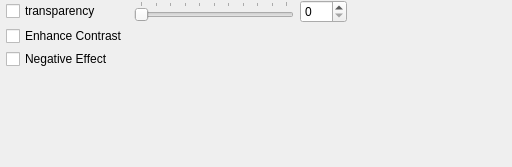
This is src/gui/forms/toolbar_rendertransparencygroup.ui in open-scan-crew/OpenScanTools as Qt 5 draws it before an edit. The edited form follows.
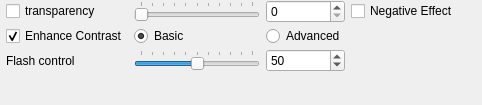
This is the edited form.

```diff
--- a/src/gui/forms/toolbar_rendertransparencygroup.ui
+++ b/src/gui/forms/toolbar_rendertransparencygroup.ui
@@ -6,8 +6,8 @@
    <rect>
     <x>0</x>
     <y>0</y>
-    <width>512</width>
-    <height>167</height>
+    <width>482</width>
+    <height>105</height>
    </rect>
   </property>
   <property name="windowTitle">
@@ -29,23 +29,74 @@
    <property name="verticalSpacing">
     <number>3</number>
    </property>
-   <item row="4" column="0">
-    <spacer name="verticalSpacer">
-     <property name="orientation">
-      <enum>Qt::Vertical</enum>
-     </property>
-     <property name="sizeHint" stdset="0">
+   <item row="1" column="0">
+    <layout class="QHBoxLayout" name="horizontalLayoutEnhance">
+     <item>
+      <widget class="QCheckBox" name="checkBox_enhanceContrast">
+       <property name="text">
+        <string>Enhance Contrast</string>
+       </property>
+       <property name="checked">
+        <bool>true</bool>
+       </property>
+      </widget>
+     </item>
+    </layout>
+   </item>
+   <item row="0" column="1">
+    <widget class="QSlider" name="slider_transparency">
+     <property name="minimumSize">
       <size>
-       <width>0</width>
+       <width>120</width>
        <height>0</height>
       </size>
      </property>
-    </spacer>
+     <property name="maximum">
+      <number>100</number>
+     </property>
+     <property name="orientation">
+      <enum>Qt::Horizontal</enum>
+     </property>
+     <property name="tickPosition">
+      <enum>QSlider::TicksAbove</enum>
+     </property>
+     <property name="tickInterval">
+      <number>10</number>
+     </property>
+    </widget>
    </item>
    <item row="2" column="0">
-    <widget class="QCheckBox" name="checkBox_negativeEffect">
+    <widget class="QLabel" name="label_flashControl">
      <property name="text">
-      <string>Negative Effect</string>
+      <string>Flash control</string>
+     </property>
+    </widget>
+   </item>
+   <item row="2" column="1">
+    <widget class="QSlider" name="slider_flashControl">
+     <property name="minimumSize">
+      <size>
+       <width>120</width>
+       <height>0</height>
+      </size>
+     </property>
+     <property name="minimum">
+      <number>0</number>
+     </property>
+     <property name="maximum">
+      <number>100</number>
+     </property>
+     <property name="value">
+      <number>50</number>
+     </property>
+     <property name="orientation">
+      <enum>Qt::Horizontal</enum>
+     </property>
+     <property name="tickPosition">
+      <enum>QSlider::TicksAbove</enum>
+     </property>
+     <property name="tickInterval">
+      <number>10</number>
      </property>
     </widget>
    </item>
@@ -56,28 +107,38 @@
      </property>
     </widget>
    </item>
-   <item row="0" column="1">
-    <widget class="QSlider" name="slider_transparency">
+   <item row="1" column="2">
+    <widget class="QRadioButton" name="advEnhanceContrastRadioButton">
+     <property name="text">
+      <string>Advanced</string>
+     </property>
+    </widget>
+   </item>
+   <item row="2" column="2">
+    <widget class="QSpinBox" name="spinBox_flashControl">
+     <property name="minimum">
+      <number>0</number>
+     </property>
      <property name="maximum">
       <number>100</number>
      </property>
+     <property name="value">
+      <number>50</number>
+     </property>
+    </widget>
+   </item>
+   <item row="6" column="0" colspan="3">
+    <spacer name="verticalSpacer">
      <property name="orientation">
-      <enum>Qt::Horizontal</enum>
+      <enum>Qt::Vertical</enum>
      </property>
-     <property name="tickPosition">
-      <enum>QSlider::TicksAbove</enum>
+     <property name="sizeHint" stdset="0">
+      <size>
+       <width>0</width>
+       <height>0</height>
+      </size>
      </property>
-     <property name="tickInterval">
-      <number>10</number>
-     </property>
-    </widget>
-   </item>
-   <item row="1" column="0">
-    <widget class="QCheckBox" name="checkBox_enhanceContrast">
-     <property name="text">
-      <string>Enhance Contrast</string>
-     </property>
-    </widget>
+    </spacer>
    </item>
    <item row="0" column="0">
     <widget class="QCheckBox" name="checkBox_transparency">
@@ -86,11 +147,24 @@
      </property>
     </widget>
    </item>
-   <item row="0" column="3" rowspan="3">
+   <item row="1" column="1">
+    <widget class="QRadioButton" name="basicEnhanceContrastRadioButton">
+     <property name="text">
+      <string>Basic</string>
+     </property>
+     <property name="checked">
+      <bool>true</bool>
+     </property>
+    </widget>
+   </item>
+   <item row="1" column="3" rowspan="4">
     <spacer name="horizontalSpacer">
      <property name="orientation">
       <enum>Qt::Horizontal</enum>
      </property>
+     <property name="sizeType">
+      <enum>QSizePolicy::Expanding</enum>
+     </property>
      <property name="sizeHint" stdset="0">
       <size>
        <width>0</width>
@@ -99,6 +173,13 @@
      </property>
     </spacer>
    </item>
+   <item row="0" column="3">
+    <widget class="QCheckBox" name="checkBox_negativeEffect">
+     <property name="text">
+      <string>Negative Effect</string>
+     </property>
+    </widget>
+   </item>
   </layout>
  </widget>
  <tabstops>
```
Left out of the diff: 2 changed lines with no effect on the pictures.
